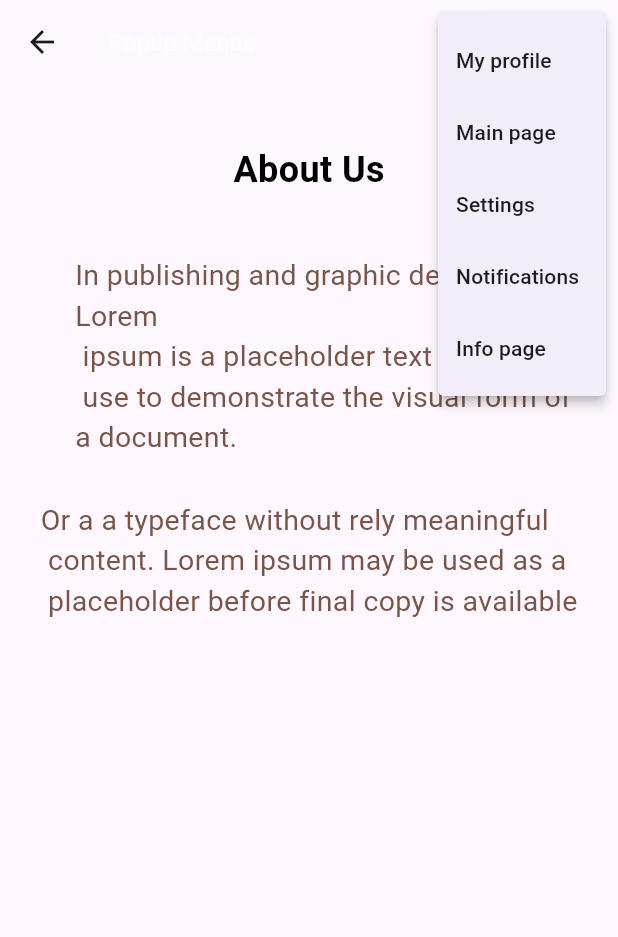
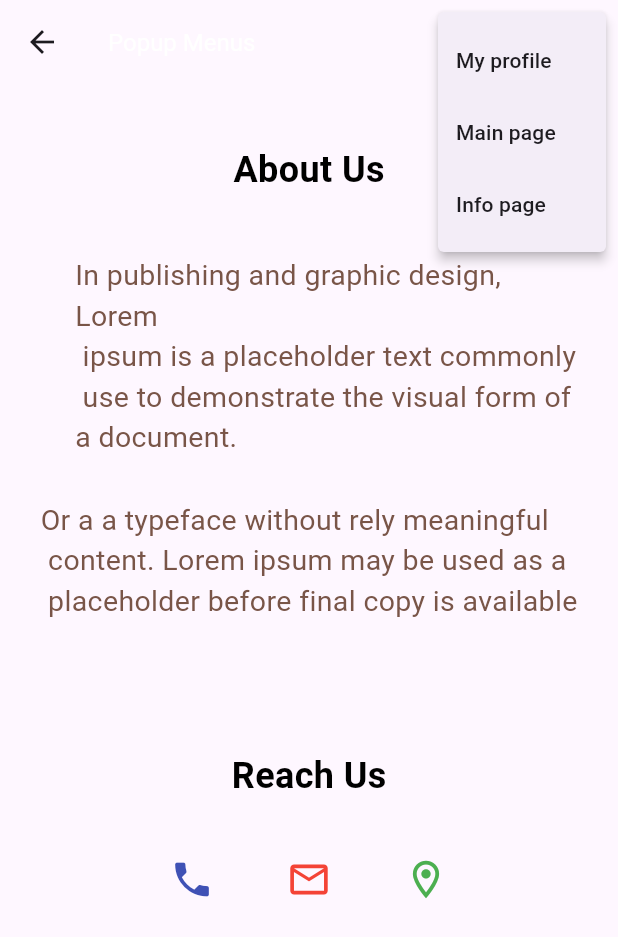
Before and after one commit to aelina-frontend/flutter_courses, a Flutter app: the InfoPage screen opened by its route, after a tap on the "more vert" icon, on a phone screen of 412 x 824 dp. Shown: the top 937 px of the screen. Run offline on Flutter 3.47's test engine with Material 3 defaults, Android fonts, the phone set to English and light mode, and no system bars; our stand-ins replace font_awesome_flutter; Roboto replaces fonts that are missing (Red Hat Text).

```diff
--- a/lib/core/app_assets.dart
+++ b/lib/core/app_assets.dart
@@ -19,6 +19,8 @@ class AppAssets {
   static const String payment3 = 'assets/payment3.png';
   static const String creditCard = 'assets/creditCard.png';
   static const String check = 'assets/check.png';
+  static const String frame10 = 'assets/frame10.png';
+  static const String frame12 = 'assets/frame12.png';
 
 
   static String getAssetPath(String name)
--- a/lib/core/my_appbar.dart
+++ b/lib/core/my_appbar.dart
@@ -13,15 +13,11 @@ var myAppBar =  AppBar(
         return PopupMenuButton(
           onSelected: (result) {
             switch(result){
-              case 0: Navigator.of(context).pushNamed('/firstScreen');
+              case 0: Navigator.of(context).pushNamed('/myProfil');
               break;
               case 1: Navigator.of(context).pushNamed('/firstScreen');
               break;
-              case 2: Navigator.of(context).pushNamed('/paymentMethodsScreen');
-              break;
-              case 3: Navigator.of(context).pushNamed('/paymendMade');
-              break;
-              case 4: Navigator.of(context).pushNamed('/infoPage');
+              case 2: Navigator.of(context).pushNamed('/infoPage');
               break;
             }
           }, itemBuilder: (BuildContext context) {
@@ -36,14 +32,6 @@ var myAppBar =  AppBar(
             ),
             PopupMenuItem(
               value: 2,
-              child: Text('Settings'),
-            ),
-            PopupMenuItem(
-              value: 3,
-              child: Text('Notifications'),
-            ),
-            PopupMenuItem(
-              value: 4,
               child: Text('Info page'),
             ),
           ];
--- a/lib/main.dart
+++ b/lib/main.dart
@@ -7,6 +7,7 @@ import 'package:untitled1/screens/cart_screen.dart';
 import 'package:untitled1/screens/credit_card.dart';
 import 'package:untitled1/screens/first_screen.dart';
 import 'package:untitled1/screens/info_page.dart';
+import 'package:untitled1/screens/my_profil.dart';
 import 'package:untitled1/screens/payment_methods_screen.dart';
 import 'package:untitled1/screens/paymend_made.dart';
 import 'package:untitled1/screens/search_screen.dart';
@@ -41,6 +42,7 @@ class MyApp extends StatelessWidget {
           '/creditCard': (context) => CreditCard(),
           '/paymendMade': (context) => PaymendMade(),
           '/infoPage': (context) => InfoPage(),
+          '/myProfil': (context) => MyProfil(),
 
         },
       ),
--- a/lib/screens/info_page.dart
+++ b/lib/screens/info_page.dart
@@ -29,6 +29,31 @@ class InfoPage extends StatelessWidget {
               padding: const EdgeInsets.all(8.0),
               child: Text('Or a a typeface without rely meaningful\n content. Lorem ipsum may be used as a\n placeholder before final copy is available',
                 style: TextStyle(fontSize: 19, fontWeight: FontWeight.w400, fontFamily: 'Red Hat Text', color: Colors.brown),),
+            ),
+        SizedBox(height: 70,),
+            Padding(
+                padding: EdgeInsets.all(8.0),
+              child: Text('Reach Us', style: TextStyle(fontSize: 24, fontWeight: FontWeight.w700, fontFamily: 'Roboto', color: Colors.black),)
+            ),
+            SizedBox(height: 20,),
+            Row(
+              mainAxisAlignment: MainAxisAlignment.center,
+              children: [
+                IconButton(
+                  icon: Icon(Icons.phone, size: 30,color: Colors.indigo,),
+                  onPressed: (){},
+                ),
+                SizedBox(width: 30,),
+                IconButton(
+                  icon: Icon(Icons.mail_outline, size: 30,color: Colors.red,),
+                  onPressed: (){},
+                ),
+                SizedBox(width: 30,),
+                IconButton(
+                  icon: Icon(Icons.location_on_outlined, size: 30,color: Colors.green,),
+                  onPressed: (){},
+                ),
+              ],
             )
           ],
         ),
```
Also changed, not shown: lib/screens/first_screen.dart (+32 -5 lines), lib/screens/my_profil.dart (added, +126 -0 lines), assets/frame10.png (added), assets/frame12.png (added).
